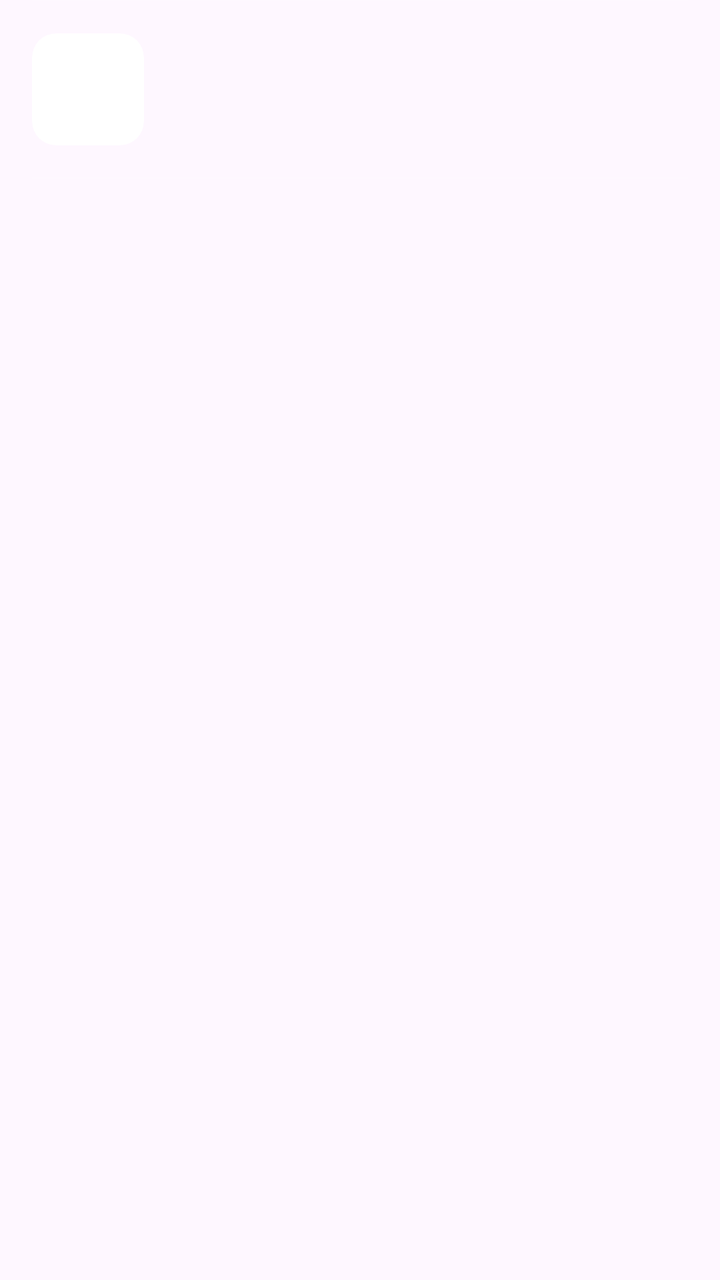
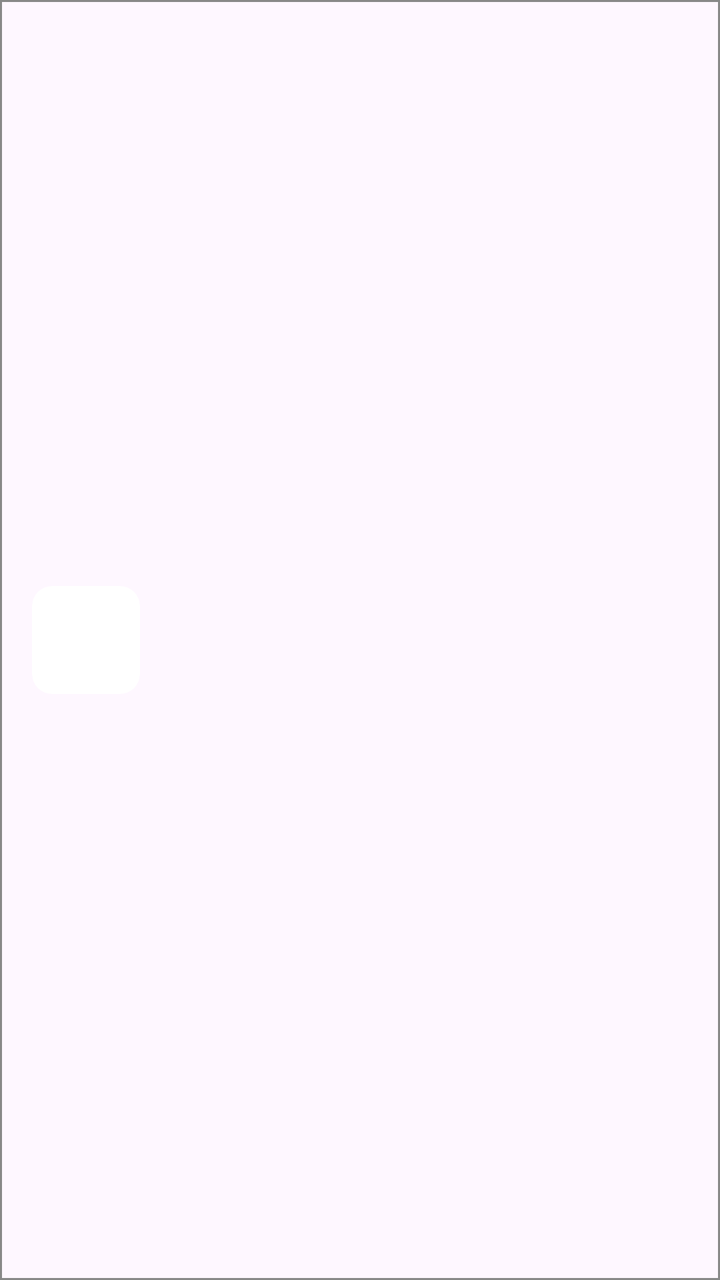

Two renders of the same Android screen: before a commit and after it. Below are the layout's source before the change and the commit's diff.
<!-- AndroidManifest.xml: application theme Theme.MotionTune -->
<!-- res/layout/item_music.xml -->
<?xml version="1.0" encoding="utf-8"?>
<LinearLayout xmlns:android="http://schemas.android.com/apk/res/android"
    xmlns:app="http://schemas.android.com/apk/res-auto"
    android:layout_width="match_parent"
    android:layout_height="wrap_content"
    android:orientation="vertical">

    <View
        android:layout_width="match_parent"
        android:layout_height="0.5dp"
        android:layout_marginHorizontal="16dp"
        android:background="#20FFFFFF" />

    <LinearLayout
        android:layout_width="match_parent"
        android:layout_height="wrap_content"
        android:background="?attr/selectableItemBackground"
        android:gravity="center_vertical"
        android:orientation="horizontal"
        android:padding="16dp">

        <androidx.cardview.widget.CardView
            android:layout_width="56dp"
            android:layout_height="56dp"
            app:cardCornerRadius="12dp"
            app:cardElevation="0dp">
            <ImageView
                android:id="@+id/imgAlbum"
                android:layout_width="match_parent"
                android:layout_height="match_parent"
                android:scaleType="centerCrop" />
        </androidx.cardview.widget.CardView>

        <LinearLayout
            android:layout_width="0dp"
            android:layout_height="wrap_content"
            android:layout_marginStart="16dp"
            android:layout_weight="1"
            android:orientation="vertical">
            <TextView
                android:id="@+id/textTitle"
                android:layout_width="wrap_content"
                android:layout_height="wrap_content"
                android:textColor="@color/text_primary"
                android:textSize="17sp"
                android:textStyle="bold" />
            <TextView
                android:id="@+id/textArtist"
                android:layout_width="wrap_content"
                android:layout_height="wrap_content"
                android:textColor="@color/text_secondary"
                android:textSize="14sp" />
        </LinearLayout>
    </LinearLayout>

    <View
        android:layout_width="match_parent"
        android:layout_height="0.5dp"
        android:layout_marginHorizontal="16dp"
        android:background="#20FFFFFF" />
</LinearLayout>
<!-- resources referenced by this layout -->
<resources>
  <color name="text_primary">#FFFFFF</color>
  <color name="text_secondary">#8E8E93</color>
  <style name="Theme.MotionTune" parent="Base.Theme.MotionTune" />
  <style name="Base.Theme.MotionTune" parent="Theme.Material3.DayNight.NoActionBar">
          
          
      </style>
</resources>

<!-- the commit's change to res/layout/item_music.xml (unified diff, before → after) -->
@@ -3,59 +3,42 @@
     xmlns:app="http://schemas.android.com/apk/res-auto"
     android:layout_width="match_parent"
     android:layout_height="wrap_content"
-    android:orientation="vertical">
+    android:orientation="horizontal"
+    android:gravity="center_vertical"
+    android:padding="16dp"
+    android:background="@drawable/item_line_divider">
 
-    <View
-        android:layout_width="match_parent"
-        android:layout_height="0.5dp"
-        android:layout_marginHorizontal="16dp"
-        android:background="#20FFFFFF" />
+    <androidx.cardview.widget.CardView
+        android:layout_width="54dp"
+        android:layout_height="54dp"
+        app:cardCornerRadius="10dp"
+        app:cardElevation="0dp">
+        <ImageView
+            android:id="@+id/imgAlbum"
+            android:layout_width="match_parent"
+            android:layout_height="match_parent"
+            android:scaleType="centerCrop" />
+    </androidx.cardview.widget.CardView>
 
     <LinearLayout
-        android:layout_width="match_parent"
+        android:layout_width="0dp"
         android:layout_height="wrap_content"
-        android:background="?attr/selectableItemBackground"
-        android:gravity="center_vertical"
-        android:orientation="horizontal"
-        android:padding="16dp">
-
-        <androidx.cardview.widget.CardView
-            android:layout_width="56dp"
-            android:layout_height="56dp"
-            app:cardCornerRadius="12dp"
-            app:cardElevation="0dp">
-            <ImageView
-                android:id="@+id/imgAlbum"
-                android:layout_width="match_parent"
-                android:layout_height="match_parent"
-                android:scaleType="centerCrop" />
-        </androidx.cardview.widget.CardView>
-
-        <LinearLayout
-            android:layout_width="0dp"
+        android:layout_marginStart="16dp"
+        android:layout_weight="1"
+        android:orientation="vertical">
+        <TextView
+            android:id="@+id/textTitle"
+            android:layout_width="match_parent"
             android:layout_height="wrap_content"
-            android:layout_marginStart="16dp"
-            android:layout_weight="1"
-            android:orientation="vertical">
-            <TextView
-                android:id="@+id/textTitle"
-                android:layout_width="wrap_content"
-                android:layout_height="wrap_content"
-                android:textColor="@color/text_primary"
-                android:textSize="17sp"
-                android:textStyle="bold" />
-            <TextView
-                android:id="@+id/textArtist"
-                android:layout_width="wrap_content"
-                android:layout_height="wrap_content"
-                android:textColor="@color/text_secondary"
-                android:textSize="14sp" />
-        </LinearLayout>
+            android:textColor="@color/text_primary"
+            android:textSize="17sp"
+            android:textStyle="bold"
+            android:maxLines="1" />
+        <TextView
+            android:id="@+id/textArtist"
+            android:layout_width="match_parent"
+            android:layout_height="wrap_content"
+            android:textColor="@color/text_secondary"
+            android:textSize="14sp" />
     </LinearLayout>
-
-    <View
-        android:layout_width="match_parent"
-        android:layout_height="0.5dp"
-        android:layout_marginHorizontal="16dp"
-        android:background="#20FFFFFF" />
 </LinearLayout>
<!-- resource entries referenced after the edit -->
@@ -2,6 +2,21 @@
 <resources>
   <color name="text_primary">#FFFFFF</color>
   <color name="text_secondary">#8E8E93</color>
+  <!-- drawable item_line_divider (drawable) -->
+  <?xml version="1.0" encoding="utf-8"?>
+  <layer-list xmlns:android="http://schemas.android.com/apk/res/android">
+      <item>
+          <shape android:shape="rectangle">
+              <solid android:color="@android:color/transparent" />
+              <stroke android:width="1dp" android:color="#888888" />
+          </shape>
+      </item>
+      <item android:bottom="1dp" android:top="-2dp" android:left="-2dp" android:right="-2dp">
+          <shape android:shape="rectangle">
+              <solid android:color="@android:color/transparent" />
+          </shape>
+      </item>
+  </layer-list>
   <style name="Theme.MotionTune" parent="Base.Theme.MotionTune" />
   <style name="Base.Theme.MotionTune" parent="Theme.Material3.DayNight.NoActionBar">
           
